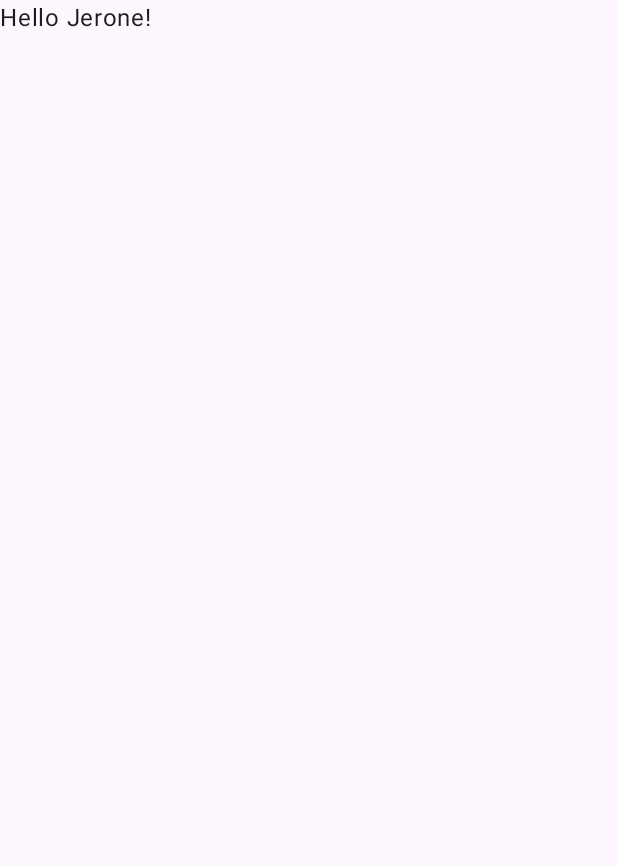
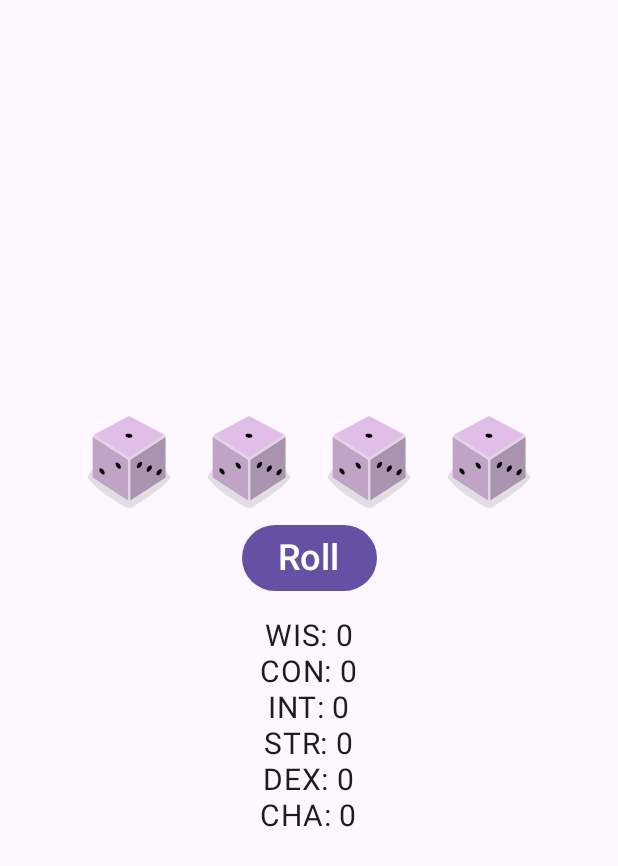
Before and after one commit to TheOverlakeSchool/diceroller-template-kedar-chintalapati, an Android app built with Jetpack Compose: the screen it shows after launch (MainActivity), on a phone screen of 412 x 824 dp. Before the commit the part shown is almost empty. Shown: the top 866 px of the screen. Run offline under Robolectric (Android 15) with nearby library versions, the phone set to English and light mode, and no system bars.

Commit message:
Update MainActivity.kt

```diff
--- a/app/src/main/java/com/example/diceroller/MainActivity.kt
+++ b/app/src/main/java/com/example/diceroller/MainActivity.kt
@@ -1,41 +1,15 @@
-/*
- * Copyright (C) 2023 The Android Open Source Project
- *
- * Licensed under the Apache License, Version 2.0 (the "License");
- * you may not use this file except in compliance with the License.
- * You may obtain a copy of the License at
- *
- *      https://www.apache.org/licenses/LICENSE-2.0
- *
- * Unless required by applicable law or agreed to in writing, software
- * distributed under the License is distributed on an "AS IS" BASIS,
- * WITHOUT WARRANTIES OR CONDITIONS OF ANY KIND, either express or implied.
- * See the License for the specific language governing permissions and
- * limitations under the License.
- */
 package com.example.diceroller
 
 import android.os.Bundle
 import androidx.activity.ComponentActivity
 import androidx.activity.compose.setContent
-import androidx.activity.enableEdgeToEdge
 import androidx.compose.foundation.Image
-import androidx.compose.foundation.layout.Column
-import androidx.compose.foundation.layout.Spacer
-import androidx.compose.foundation.layout.fillMaxSize
-import androidx.compose.foundation.layout.height
-import androidx.compose.foundation.layout.padding
-import androidx.compose.foundation.layout.wrapContentSize
+import androidx.compose.foundation.layout.*
 import androidx.compose.material3.Button
 import androidx.compose.material3.MaterialTheme
-import androidx.compose.material3.Scaffold
 import androidx.compose.material3.Surface
 import androidx.compose.material3.Text
-import androidx.compose.runtime.Composable
-import androidx.compose.runtime.getValue
-import androidx.compose.runtime.mutableStateOf
-import androidx.compose.runtime.remember
-import androidx.compose.runtime.setValue
+import androidx.compose.runtime.*
 import androidx.compose.ui.Alignment
 import androidx.compose.ui.Modifier
 import androidx.compose.ui.res.painterResource
@@ -48,32 +22,83 @@ import com.example.diceroller.ui.theme.DiceRollerTheme
 class MainActivity : ComponentActivity() {
     override fun onCreate(savedInstanceState: Bundle?) {
         super.onCreate(savedInstanceState)
-        enableEdgeToEdge()
         setContent {
             DiceRollerTheme {
-                Scaffold(modifier = Modifier.fillMaxSize()) { innerPadding ->
-                    Greeting(
-                        name = "Jerone",
-                        modifier = Modifier.padding(innerPadding)
-                    )
+                Surface(
+                    modifier = Modifier.fillMaxSize(),
+                    color = MaterialTheme.colorScheme.background
+                ) {
+                    DiceRollerApp()
                 }
             }
         }
     }
 }
 
+@Preview
 @Composable
-fun Greeting(name: String, modifier: Modifier = Modifier) {
-    Text(
-        text = "Hello $name!",
-        modifier = modifier
-    )
+fun DiceRollerApp() {
+    DiceWithButtonAndImage(Modifier.fillMaxSize().wrapContentSize(Alignment.Center))
 }
 
-@Preview(showBackground = true)
 @Composable
-fun GreetingPreview() {
-    DiceRollerTheme {
-        Greeting("Jerone")
+fun DiceWithButtonAndImage(modifier: Modifier = Modifier) {
+    var _rolls by remember { mutableStateOf(0) }
+
+    val stats_map = remember {
+        mutableStateMapOf(
+            "STR" to 0, "DEX" to 0, "CON" to 0,
+            "INT" to 0, "WIS" to 0, "CHA" to 0
+        )
+    }
+
+    var dice_list by remember { mutableStateOf(listOf(1, 1, 1, 1)) }
+
+    val img_list = dice_list.map {
+        if (it == 1) R.drawable.dice_1
+        else if (it == 2) R.drawable.dice_2
+        else if (it == 3) R.drawable.dice_3
+        else if (it == 4) R.drawable.dice_4
+        else if (it == 5) R.drawable.dice_5
+        else R.drawable.dice_6
+    }
+
+    Column(modifier = modifier, horizontalAlignment = Alignment.CenterHorizontally) {
+        Row {
+            dice_list.forEach { d ->
+                Image(
+                    painter = painterResource(img_list[dice_list.indexOf(d)]),
+                    contentDescription = d.toString(),
+                    modifier = Modifier.size(80.dp)
+                )
+            }
+        }
+
+        Button(
+            onClick = {
+                if (_rolls < 6) {
+                    val _temp_list = List(4) { (1..6).random() }
+                    val sum = _temp_list.sorted().drop(1).sum()
+                    val stat_keys = stats_map.keys.toList()
+
+                    stats_map[stat_keys[_rolls]] = sum
+                    dice_list = _temp_list
+                    _rolls++
+                } else {
+                    for (k in stats_map.keys) {
+                        stats_map[k] = 0
+                    }
+                    _rolls = 0
+                }
+            }
+        ) {
+            Text(text = stringResource(R.string.roll), fontSize = 24.sp)
+        }
+
+        Spacer(modifier = Modifier.height(16.dp))
+
+        stats_map.forEach {
+            Text(text = "${it.key}: ${it.value}", fontSize = 20.sp)
+        }
     }
 }
```
